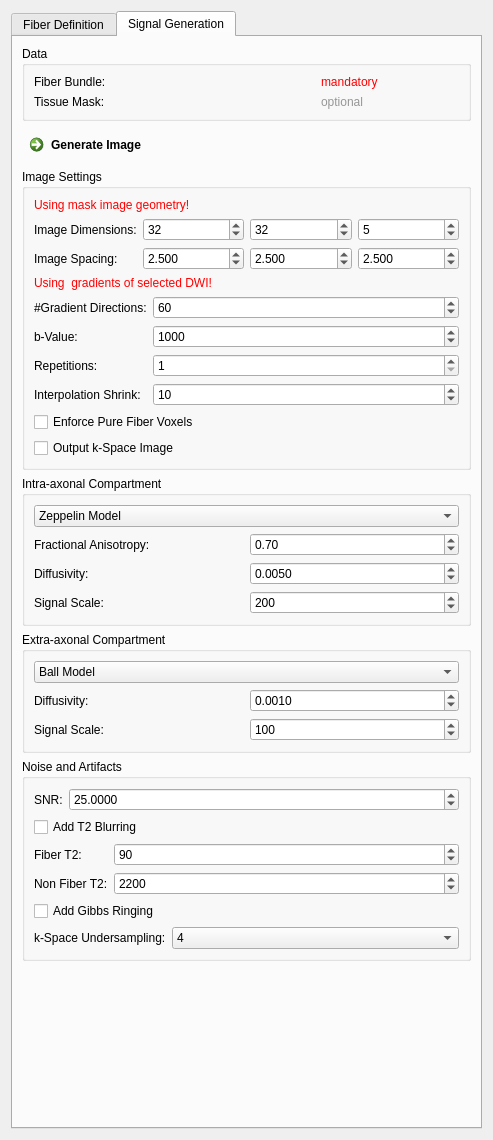
First picture: the form in Plugins/org.mitk.gui.qt.diffusionimaging/src/internal/QmitkFiberfoxViewControls.ui, repository MITK/MITK, before the edit.
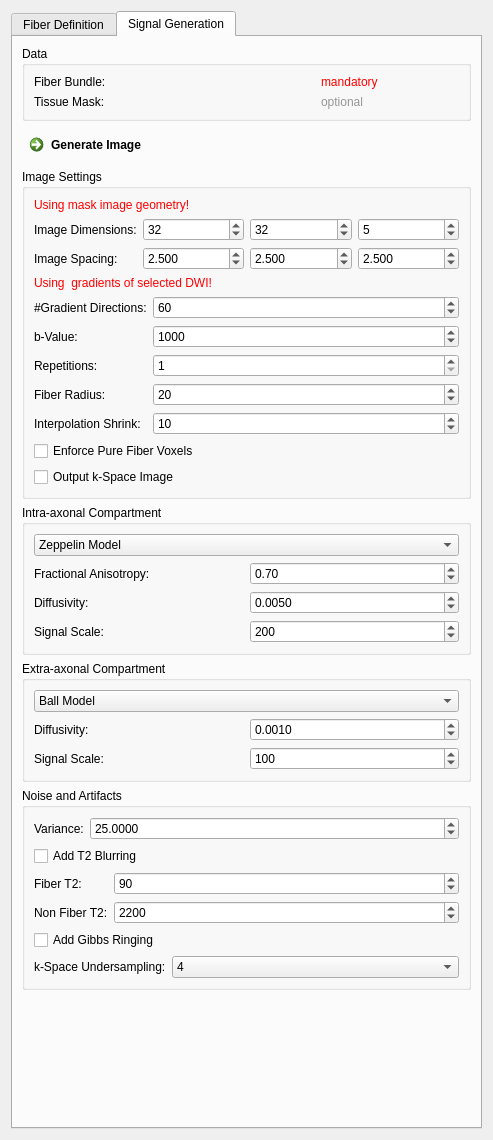
Second picture: the form after the edit. The open tabs and pages were chosen to show the change. Icons and pictures are not drawn.

Commit message: calculating volumefractions with user defined fiber radius.

Diff of the .ui file:
```diff
--- a/Plugins/org.mitk.gui.qt.diffusionimaging/src/internal/QmitkFiberfoxViewControls.ui
+++ b/Plugins/org.mitk.gui.qt.diffusionimaging/src/internal/QmitkFiberfoxViewControls.ui
@@ -1114,7 +1114,7 @@
              <item row="0" column="0">
               <widget class="QLabel" name="m_NoiseLabel">
                <property name="text">
-                <string>SNR:</string>
+                <string>Variance:</string>
                </property>
               </widget>
              </item>
@@ -1693,14 +1693,14 @@
                </property>
               </widget>
              </item>
-             <item row="6" column="0">
+             <item row="7" column="0">
               <widget class="QLabel" name="m_TensorsToDWINumDirsLabel_3">
                <property name="text">
                 <string>Interpolation Shrink:</string>
                </property>
               </widget>
              </item>
-             <item row="6" column="1">
+             <item row="7" column="1">
               <widget class="QSpinBox" name="m_InterpolationShrink">
                <property name="toolTip">
                 <string>Large values shrink (towards nearest neighbour interpolation), small values strech interpolation function (towards linear interpolation).</string>
@@ -1716,6 +1716,29 @@
                </property>
               </widget>
              </item>
+             <item row="6" column="0">
+              <widget class="QLabel" name="m_TensorsToDWINumDirsLabel_4">
+               <property name="text">
+                <string>Fiber Radius:</string>
+               </property>
+              </widget>
+             </item>
+             <item row="6" column="1">
+              <widget class="QSpinBox" name="m_FiberRadius">
+               <property name="toolTip">
+                <string>Fiber radius used to calculate volume fractions (in µm).</string>
+               </property>
+               <property name="minimum">
+                <number>1</number>
+               </property>
+               <property name="maximum">
+                <number>100</number>
+               </property>
+               <property name="value">
+                <number>20</number>
+               </property>
+              </widget>
+             </item>
             </layout>
            </widget>
           </item>
```
Left out of the diff: 18 changed lines with no effect on the pictures. The commit also changes 3 other files.
